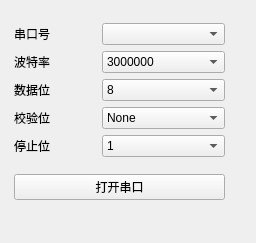
The window that setting_page.ui (hujieisme/Serial_Client) describes before a commit, drawn with Qt 5.
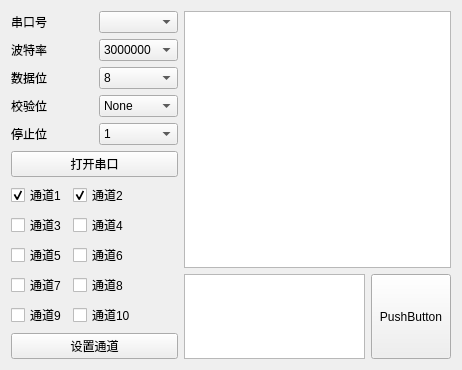
The same window after the commit. Icons and pictures are not drawn.

Commit message: 大版本更新，引入通道选择，MCU启动控制等等

```diff
--- a/setting_page.ui
+++ b/setting_page.ui
@@ -6,25 +6,20 @@
    <rect>
     <x>0</x>
     <y>0</y>
-    <width>256</width>
-    <height>243</height>
+    <width>462</width>
+    <height>318</height>
    </rect>
   </property>
   <property name="windowTitle">
    <string>Form</string>
   </property>
-  <widget class="QWidget" name="layoutWidget">
-   <property name="geometry">
-    <rect>
-     <x>14</x>
-     <y>12</y>
-     <width>211</width>
-     <height>201</height>
-    </rect>
-   </property>
+  <layout class="QHBoxLayout" name="horizontalLayout_3" stretch="1,3">
+   <item>
+    <layout class="QVBoxLayout" name="verticalLayout_7">
+     <item>
    <layout class="QVBoxLayout" name="verticalLayout_4">
     <item>
-     <layout class="QHBoxLayout" name="horizontalLayout">
+        <layout class="QHBoxLayout" name="horizontalLayout" stretch="2,1,3">
       <item>
        <layout class="QVBoxLayout" name="verticalLayout_2">
         <item>
@@ -224,7 +219,7 @@
         <item>
          <widget class="QComboBox" name="comboBox">
           <property name="sizePolicy">
-           <sizepolicy hsizetype="MinimumExpanding" vsizetype="Fixed">
+              <sizepolicy hsizetype="Minimum" vsizetype="Fixed">
             <horstretch>2</horstretch>
             <verstretch>0</verstretch>
            </sizepolicy>
@@ -237,7 +232,7 @@
         <item>
          <widget class="QComboBox" name="comboBox_2">
           <property name="sizePolicy">
-           <sizepolicy hsizetype="MinimumExpanding" vsizetype="Fixed">
+              <sizepolicy hsizetype="Minimum" vsizetype="Fixed">
             <horstretch>2</horstretch>
             <verstretch>0</verstretch>
            </sizepolicy>
@@ -303,7 +298,7 @@
         <item>
          <widget class="QComboBox" name="comboBox_3">
           <property name="sizePolicy">
-           <sizepolicy hsizetype="MinimumExpanding" vsizetype="Fixed">
+              <sizepolicy hsizetype="Minimum" vsizetype="Fixed">
             <horstretch>2</horstretch>
             <verstretch>0</verstretch>
            </sizepolicy>
@@ -336,7 +331,7 @@
         <item>
          <widget class="QComboBox" name="comboBox_4">
           <property name="sizePolicy">
-           <sizepolicy hsizetype="MinimumExpanding" vsizetype="Fixed">
+              <sizepolicy hsizetype="Minimum" vsizetype="Fixed">
             <horstretch>2</horstretch>
             <verstretch>0</verstretch>
            </sizepolicy>
@@ -369,7 +364,7 @@
         <item>
          <widget class="QComboBox" name="comboBox_5">
           <property name="sizePolicy">
-           <sizepolicy hsizetype="MinimumExpanding" vsizetype="Fixed">
+              <sizepolicy hsizetype="Minimum" vsizetype="Fixed">
             <horstretch>2</horstretch>
             <verstretch>0</verstretch>
            </sizepolicy>
@@ -397,6 +392,12 @@
     </item>
     <item>
      <widget class="QPushButton" name="pushButton_2">
+         <property name="sizePolicy">
+          <sizepolicy hsizetype="Minimum" vsizetype="Fixed">
+           <horstretch>0</horstretch>
+           <verstretch>0</verstretch>
+          </sizepolicy>
+         </property>
       <property name="text">
        <string>打开串口</string>
       </property>
@@ -409,7 +410,198 @@
      </widget>
     </item>
    </layout>
-  </widget>
+     </item>
+     <item>
+      <layout class="QVBoxLayout" name="verticalLayout_5">
+       <item>
+        <layout class="QFormLayout" name="formLayout">
+         <item row="0" column="0">
+          <widget class="QCheckBox" name="checkBox_1">
+           <property name="sizePolicy">
+            <sizepolicy hsizetype="Preferred" vsizetype="Fixed">
+             <horstretch>0</horstretch>
+             <verstretch>0</verstretch>
+            </sizepolicy>
+           </property>
+           <property name="text">
+            <string>通道1</string>
+           </property>
+           <property name="checked">
+            <bool>true</bool>
+           </property>
+          </widget>
+         </item>
+         <item row="0" column="1">
+          <widget class="QCheckBox" name="checkBox_2">
+           <property name="sizePolicy">
+            <sizepolicy hsizetype="Preferred" vsizetype="Fixed">
+             <horstretch>0</horstretch>
+             <verstretch>0</verstretch>
+            </sizepolicy>
+           </property>
+           <property name="text">
+            <string>通道2</string>
+           </property>
+           <property name="checked">
+            <bool>true</bool>
+           </property>
+          </widget>
+         </item>
+         <item row="1" column="0">
+          <widget class="QCheckBox" name="checkBox_3">
+           <property name="sizePolicy">
+            <sizepolicy hsizetype="Preferred" vsizetype="Fixed">
+             <horstretch>0</horstretch>
+             <verstretch>0</verstretch>
+            </sizepolicy>
+           </property>
+           <property name="text">
+            <string>通道3</string>
+           </property>
+          </widget>
+         </item>
+         <item row="1" column="1">
+          <widget class="QCheckBox" name="checkBox_4">
+           <property name="sizePolicy">
+            <sizepolicy hsizetype="Preferred" vsizetype="Fixed">
+             <horstretch>0</horstretch>
+             <verstretch>0</verstretch>
+            </sizepolicy>
+           </property>
+           <property name="text">
+            <string>通道4</string>
+           </property>
+          </widget>
+         </item>
+         <item row="2" column="0">
+          <widget class="QCheckBox" name="checkBox_5">
+           <property name="sizePolicy">
+            <sizepolicy hsizetype="Preferred" vsizetype="Fixed">
+             <horstretch>0</horstretch>
+             <verstretch>0</verstretch>
+            </sizepolicy>
+           </property>
+           <property name="text">
+            <string>通道5</string>
+           </property>
+          </widget>
+         </item>
+         <item row="2" column="1">
+          <widget class="QCheckBox" name="checkBox_6">
+           <property name="sizePolicy">
+            <sizepolicy hsizetype="Preferred" vsizetype="Fixed">
+             <horstretch>0</horstretch>
+             <verstretch>0</verstretch>
+            </sizepolicy>
+           </property>
+           <property name="text">
+            <string>通道6</string>
+           </property>
+          </widget>
+         </item>
+         <item row="3" column="0">
+          <widget class="QCheckBox" name="checkBox_7">
+           <property name="sizePolicy">
+            <sizepolicy hsizetype="Preferred" vsizetype="Fixed">
+             <horstretch>0</horstretch>
+             <verstretch>0</verstretch>
+            </sizepolicy>
+           </property>
+           <property name="text">
+            <string>通道7</string>
+           </property>
+          </widget>
+         </item>
+         <item row="3" column="1">
+          <widget class="QCheckBox" name="checkBox_8">
+           <property name="sizePolicy">
+            <sizepolicy hsizetype="Preferred" vsizetype="Fixed">
+             <horstretch>0</horstretch>
+             <verstretch>0</verstretch>
+            </sizepolicy>
+           </property>
+           <property name="text">
+            <string>通道8</string>
+           </property>
+          </widget>
+         </item>
+         <item row="4" column="0">
+          <widget class="QCheckBox" name="checkBox_9">
+           <property name="sizePolicy">
+            <sizepolicy hsizetype="Preferred" vsizetype="Fixed">
+             <horstretch>0</horstretch>
+             <verstretch>0</verstretch>
+            </sizepolicy>
+           </property>
+           <property name="text">
+            <string>通道9</string>
+           </property>
+          </widget>
+         </item>
+         <item row="4" column="1">
+          <widget class="QCheckBox" name="checkBox_10">
+           <property name="sizePolicy">
+            <sizepolicy hsizetype="Preferred" vsizetype="Fixed">
+             <horstretch>0</horstretch>
+             <verstretch>0</verstretch>
+            </sizepolicy>
+           </property>
+           <property name="text">
+            <string>通道10</string>
+           </property>
+           <property name="checked">
+            <bool>false</bool>
+           </property>
+          </widget>
+         </item>
+        </layout>
+       </item>
+       <item>
+        <widget class="QPushButton" name="pushButton_8">
+         <property name="text">
+          <string>设置通道</string>
+         </property>
+        </widget>
+       </item>
+      </layout>
+     </item>
+    </layout>
+   </item>
+   <item>
+    <layout class="QVBoxLayout" name="verticalLayout_6" stretch="3,1">
+     <item>
+      <widget class="QTextEdit" name="textEdit">
+       <property name="sizePolicy">
+        <sizepolicy hsizetype="Preferred" vsizetype="Expanding">
+         <horstretch>0</horstretch>
+         <verstretch>0</verstretch>
+        </sizepolicy>
+       </property>
+      </widget>
+     </item>
+     <item>
+      <layout class="QHBoxLayout" name="horizontalLayout_2" stretch="3,1">
+       <item>
+        <widget class="QTextEdit" name="textEdit_2"/>
+       </item>
+       <item>
+        <widget class="QPushButton" name="pushButton_7">
+         <property name="sizePolicy">
+          <sizepolicy hsizetype="Minimum" vsizetype="Minimum">
+           <horstretch>0</horstretch>
+           <verstretch>0</verstretch>
+          </sizepolicy>
+         </property>
+         <property name="text">
+          <string>PushButton</string>
+         </property>
+        </widget>
+       </item>
+      </layout>
+     </item>
+    </layout>
+   </item>
+  </layout>
  </widget>
  <resources/>
  <connections/>
```
Lines whose indentation alone changed are shown as unchanged. The commit also changes 4 other files.
